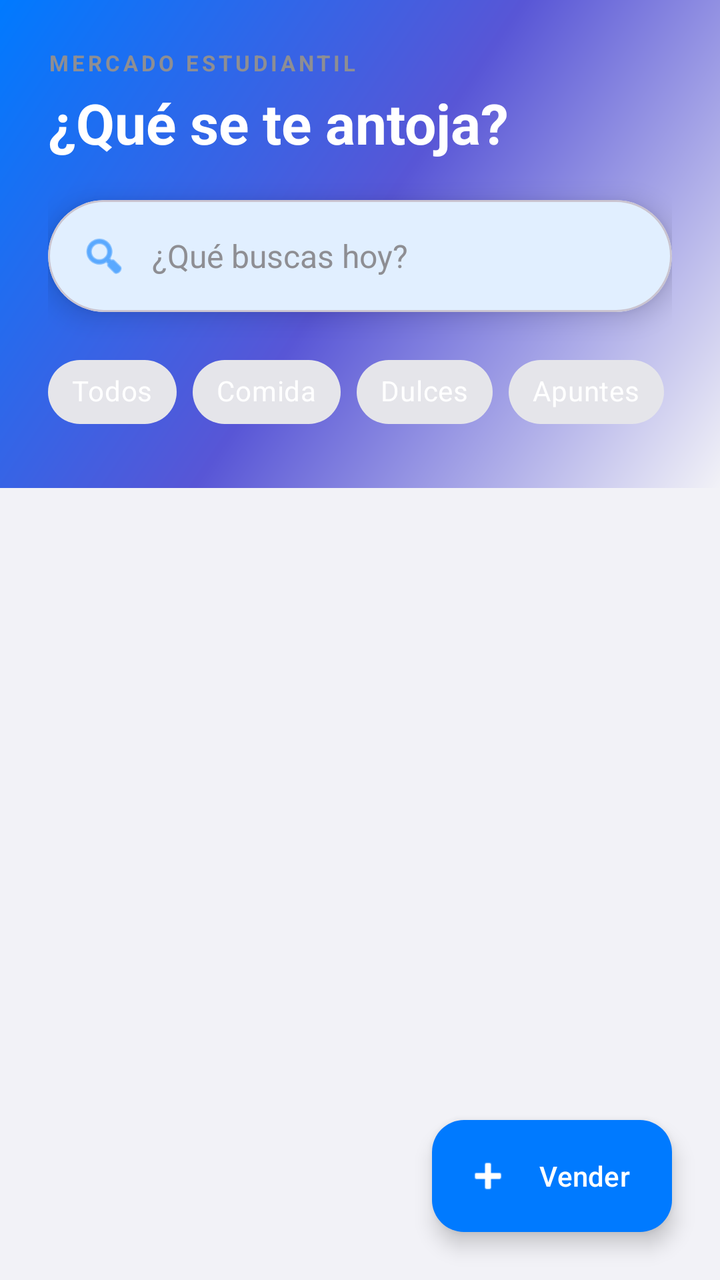
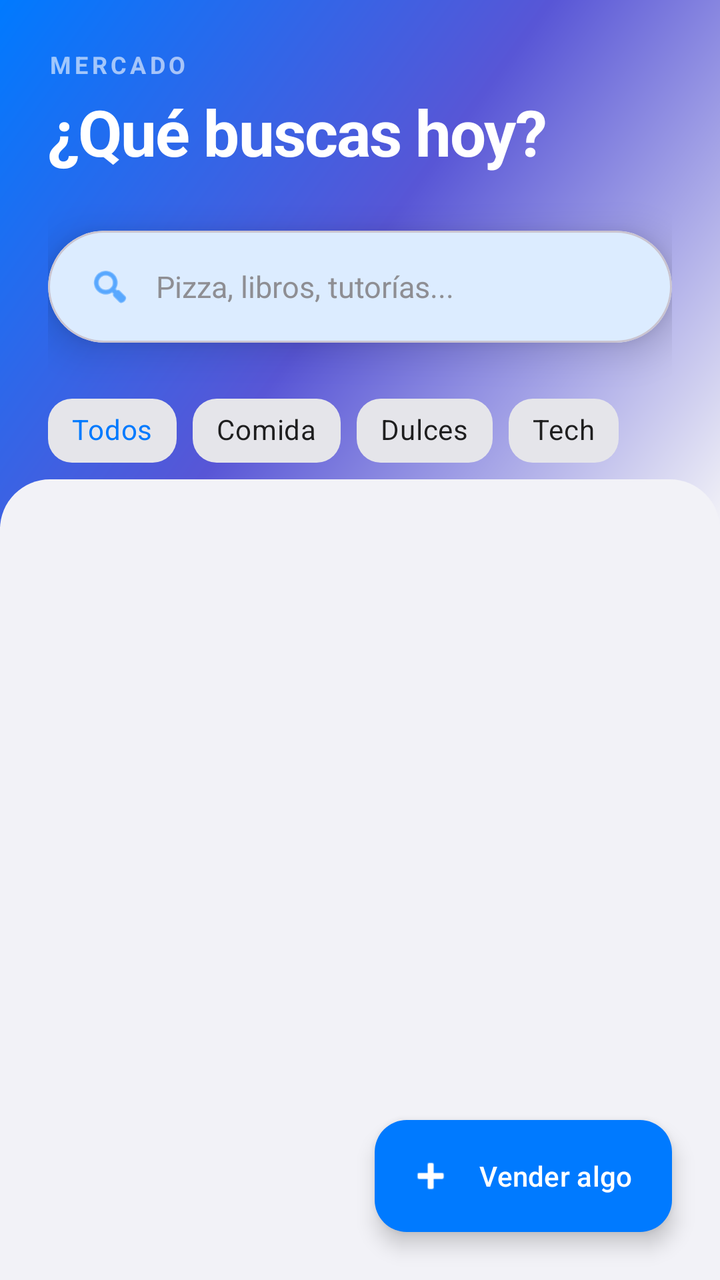

An Android layout rendered at two revisions. The XML below is the earlier revision; the diff shows what the commit changed to produce the second picture.
<!-- AndroidManifest.xml: application theme Theme.ActividadMenu -->
<!-- res/layout/fragment_compraventa.xml -->
<?xml version="1.0" encoding="utf-8"?>
<androidx.coordinatorlayout.widget.CoordinatorLayout xmlns:android="http://schemas.android.com/apk/res/android"
    xmlns:app="http://schemas.android.com/apk/res-auto"
    xmlns:tools="http://schemas.android.com/tools"
    android:layout_width="match_parent"
    android:layout_height="match_parent"
    android:background="@color/background">

    <com.google.android.material.appbar.AppBarLayout
        android:layout_width="match_parent"
        android:layout_height="wrap_content"
        android:background="@android:color/transparent"
        app:elevation="0dp">

        <com.google.android.material.appbar.CollapsingToolbarLayout
            android:layout_width="match_parent"
            android:layout_height="wrap_content"
            app:layout_scrollFlags="scroll|exitUntilCollapsed">

            <LinearLayout
                android:layout_width="match_parent"
                android:layout_height="wrap_content"
                android:background="@drawable/header_gradient"
                android:orientation="vertical"
                android:padding="24dp"
                android:paddingTop="64dp"
                android:paddingBottom="24dp">

                <TextView
                    android:layout_width="wrap_content"
                    android:layout_height="wrap_content"
                    android:text="MERCADO ESTUDIANTIL"
                    android:textColor="@color/text_hint"
                    android:textSize="11sp"
                    android:textStyle="bold"
                    android:letterSpacing="0.15" />

                <TextView
                    android:layout_width="wrap_content"
                    android:layout_height="wrap_content"
                    android:text="¿Qué se te antoja?"
                    android:textColor="@color/white"
                    android:textSize="28sp"
                    android:textStyle="bold"
                    android:layout_marginTop="4dp" />

                <com.google.android.material.card.MaterialCardView
                    android:layout_width="match_parent"
                    android:layout_height="56dp"
                    android:layout_marginTop="20dp"
                    app:cardCornerRadius="28dp"
                    app:cardElevation="8dp"
                    app:cardBackgroundColor="@color/surface">

                    <LinearLayout
                        android:layout_width="match_parent"
                        android:layout_height="match_parent"
                        android:gravity="center_vertical"
                        android:paddingHorizontal="16dp">

                        <ImageView
                            android:layout_width="24dp"
                            android:layout_height="24dp"
                            android:src="@android:drawable/ic_menu_search"
                            app:tint="@color/primary" />

                        <EditText
                            android:id="@+id/etSearchCV"
                            android:layout_width="match_parent"
                            android:layout_height="match_parent"
                            android:background="@android:color/transparent"
                            android:hint="¿Qué buscas hoy?"
                            android:paddingHorizontal="12dp"
                            android:textColor="@color/text_primary"
                            android:textColorHint="@color/text_hint"
                            android:textSize="16sp"
                            android:maxLines="1"
                            android:inputType="text" />
                    </LinearLayout>
                </com.google.android.material.card.MaterialCardView>

                <HorizontalScrollView
                    android:layout_width="match_parent"
                    android:layout_height="wrap_content"
                    android:layout_marginTop="16dp"
                    android:scrollbars="none">

                    <com.google.android.material.chip.ChipGroup
                        android:id="@+id/chipGroupCategorias"
                        android:layout_width="wrap_content"
                        android:layout_height="wrap_content"
                        app:singleSelection="true"
                        app:selectionRequired="true">

                        <com.google.android.material.chip.Chip
                            android:id="@+id/chipTodos"
                            style="@style/Widget.MaterialComponents.Chip.Choice"
                            android:layout_width="wrap_content"
                            android:layout_height="wrap_content"
                            android:text="Todos"
                            android:checked="true"
                            android:textColor="@color/white"
                            app:chipBackgroundColor="@color/surface_variant"
                            app:chipStrokeWidth="0dp" />

                        <com.google.android.material.chip.Chip
                            android:id="@+id/chipComida"
                            style="@style/Widget.MaterialComponents.Chip.Choice"
                            android:layout_width="wrap_content"
                            android:layout_height="wrap_content"
                            android:text="Comida"
                            android:textColor="@color/white"
                            app:chipBackgroundColor="@color/surface_variant"
                            app:chipStrokeWidth="0dp" />

                        <com.google.android.material.chip.Chip
                            android:id="@+id/chipDulces"
                            style="@style/Widget.MaterialComponents.Chip.Choice"
                            android:layout_width="wrap_content"
                            android:layout_height="wrap_content"
                            android:text="Dulces"
                            android:textColor="@color/white"
                            app:chipBackgroundColor="@color/surface_variant"
                            app:chipStrokeWidth="0dp" />

                        <com.google.android.material.chip.Chip
                            android:id="@+id/chipApuntes"
                            style="@style/Widget.MaterialComponents.Chip.Choice"
                            android:layout_width="wrap_content"
                            android:layout_height="wrap_content"
                            android:text="Apuntes"
                            android:textColor="@color/white"
                            app:chipBackgroundColor="@color/surface_variant"
                            app:chipStrokeWidth="0dp" />

                        <com.google.android.material.chip.Chip
                            android:id="@+id/chipLibros"
                            style="@style/Widget.MaterialComponents.Chip.Choice"
                            android:layout_width="wrap_content"
                            android:layout_height="wrap_content"
                            android:text="Libros"
                            android:textColor="@color/white"
                            app:chipBackgroundColor="@color/surface_variant"
                            app:chipStrokeWidth="0dp" />

                        <com.google.android.material.chip.Chip
                            android:id="@+id/chipElectronicos"
                            style="@style/Widget.MaterialComponents.Chip.Choice"
                            android:layout_width="wrap_content"
                            android:layout_height="wrap_content"
                            android:text="Electrónicos"
                            android:textColor="@color/white"
                            app:chipBackgroundColor="@color/surface_variant"
                            app:chipStrokeWidth="0dp" />

                        <com.google.android.material.chip.Chip
                            android:id="@+id/chipAccesorios"
                            style="@style/Widget.MaterialComponents.Chip.Choice"
                            android:layout_width="wrap_content"
                            android:layout_height="wrap_content"
                            android:text="Accesorios"
                            android:textColor="@color/white"
                            app:chipBackgroundColor="@color/surface_variant"
                            app:chipStrokeWidth="0dp" />

                    </com.google.android.material.chip.ChipGroup>
                </HorizontalScrollView>

            </LinearLayout>
        </com.google.android.material.appbar.CollapsingToolbarLayout>
    </com.google.android.material.appbar.AppBarLayout>

    <androidx.recyclerview.widget.RecyclerView
        android:id="@+id/rvProductosCV"
        android:layout_width="match_parent"
        android:layout_height="match_parent"
        android:clipToPadding="false"
        android:paddingTop="12dp"
        android:paddingBottom="100dp"
        android:layout_marginTop="-20dp"
        app:layout_behavior="@string/appbar_scrolling_view_behavior" />

    <LinearLayout
        android:id="@+id/layoutEmptyCV"
        android:layout_width="wrap_content"
        android:layout_height="wrap_content"
        android:layout_gravity="center"
        android:gravity="center"
        android:orientation="vertical"
        android:visibility="gone">

        <ImageView
            android:layout_width="120dp"
            android:layout_height="120dp"
            android:src="@android:drawable/ic_menu_search"
            app:tint="@color/primary"
            android:alpha="0.5" />

        <TextView
            android:layout_width="wrap_content"
            android:layout_height="wrap_content"
            android:layout_marginTop="16dp"
            android:text="No encontramos lo que buscas"
            android:textColor="@color/text_secondary"
            android:textSize="18sp"
            android:textStyle="bold" />

        <TextView
            android:layout_width="wrap_content"
            android:layout_height="wrap_content"
            android:layout_marginTop="8dp"
            android:text="Intenta con otra categoría o palabra"
            android:textColor="@color/text_hint"
            android:textSize="14sp" />
    </LinearLayout>

    <com.google.android.material.floatingactionbutton.ExtendedFloatingActionButton
        android:id="@+id/fabVender"
        android:layout_width="wrap_content"
        android:layout_height="wrap_content"
        android:layout_gravity="bottom|end"
        android:layout_margin="24dp"
        android:text="Vender"
        android:textColor="@color/white"
        app:icon="@android:drawable/ic_input_add"
        app:iconTint="@color/white"
        app:backgroundTint="@color/primary" />

</androidx.coordinatorlayout.widget.CoordinatorLayout>
<!-- resources referenced by this layout -->
<resources>
  <color name="background">#F2F2F7</color>
  <color name="primary">#007AFF</color>
  <color name="surface">#FFFFFF</color>
  <color name="surface_variant">#E5E5EA</color>
  <color name="text_hint">#8E8E93</color>
  <color name="text_primary">#000000</color>
  <color name="text_secondary">#3A3A3C</color>
  <color name="white">#FFFFFFFF</color>
  <!-- drawable header_gradient (drawable) -->
  <?xml version="1.0" encoding="utf-8"?>
  <shape xmlns:android="http://schemas.android.com/apk/res/android">
      <gradient
          android:angle="315"
          android:startColor="@color/grad_start"
          android:centerColor="@color/grad_center"
          android:endColor="@color/grad_end"
          android:type="linear" />
  </shape>
  <style name="Theme.ActividadMenu" parent="Base.Theme.ActividadMenu" />
  <color name="grad_start">#007AFF</color>
  <color name="grad_center">#5856D6</color>
  <color name="grad_end">#F2F2F7</color>
  <style name="Base.Theme.ActividadMenu" parent="Theme.Material3.DayNight.NoActionBar">
          <item name="colorPrimary">@color/primary</item>
          <item name="colorPrimaryDark">@color/primary_dark</item>
          <item name="colorOnPrimary">@color/text_on_primary</item>
          
          
          <item name="colorSurface">@color/surface</item>
          <item name="colorSurfaceVariant">@color/surface_variant</item>
          <item name="colorOnSurface">@color/text_primary</item>
          <item name="colorOnSurfaceVariant">@color/text_secondary</item>
          <item name="colorOutline">@color/divider</item>
  
          <item name="android:statusBarColor">@color/primary</item>
          <item name="android:windowLightStatusBar">true</item>
          <item name="android:navigationBarColor">@color/background</item>
      </style>
  <color name="primary_dark">#0056B3</color>
  <color name="text_on_primary">#FFFFFF</color>
  <color name="divider">#C6C6C8</color>
</resources>

<!-- the commit's change to res/layout/fragment_compraventa.xml (unified diff, before → after) -->
@@ -23,44 +23,47 @@
                 android:background="@drawable/header_gradient"
                 android:orientation="vertical"
                 android:padding="24dp"
-                android:paddingTop="64dp"
-                android:paddingBottom="24dp">
+                android:paddingTop="60dp"
+                android:paddingBottom="40dp">
 
                 <TextView
                     android:layout_width="wrap_content"
                     android:layout_height="wrap_content"
-                    android:text="MERCADO ESTUDIANTIL"
-                    android:textColor="@color/text_hint"
-                    android:textSize="11sp"
+                    android:text="MERCADO"
+                    android:textColor="@color/white"
+                    android:alpha="0.6"
+                    android:textSize="12sp"
                     android:textStyle="bold"
                     android:letterSpacing="0.15" />
 
                 <TextView
                     android:layout_width="wrap_content"
                     android:layout_height="wrap_content"
-                    android:text="¿Qué se te antoja?"
+                    android:text="¿Qué buscas hoy?"
                     android:textColor="@color/white"
-                    android:textSize="28sp"
+                    android:textSize="32sp"
                     android:textStyle="bold"
-                    android:layout_marginTop="4dp" />
-
+                    android:layout_marginTop="4dp"
+                    android:letterSpacing="-0.02" />
+
+                
                 <com.google.android.material.card.MaterialCardView
                     android:layout_width="match_parent"
                     android:layout_height="56dp"
-                    android:layout_marginTop="20dp"
+                    android:layout_marginTop="28dp"
                     app:cardCornerRadius="28dp"
-                    app:cardElevation="8dp"
+                    app:cardElevation="12dp"
                     app:cardBackgroundColor="@color/surface">
 
                     <LinearLayout
                         android:layout_width="match_parent"
                         android:layout_height="match_parent"
                         android:gravity="center_vertical"
-                        android:paddingHorizontal="16dp">
+                        android:paddingHorizontal="20dp">
 
                         <ImageView
-                            android:layout_width="24dp"
-                            android:layout_height="24dp"
+                            android:layout_width="22dp"
+                            android:layout_height="22dp"
                             android:src="@android:drawable/ic_menu_search"
                             app:tint="@color/primary" />
 
@@ -69,11 +72,11 @@
                             android:layout_width="match_parent"
                             android:layout_height="match_parent"
                             android:background="@android:color/transparent"
-                            android:hint="¿Qué buscas hoy?"
+                            android:hint="Pizza, libros, tutorías..."
                             android:paddingHorizontal="12dp"
                             android:textColor="@color/text_primary"
                             android:textColorHint="@color/text_hint"
-                            android:textSize="16sp"
+                            android:textSize="15sp"
                             android:maxLines="1"
                             android:inputType="text" />
                     </LinearLayout>
@@ -82,7 +85,7 @@
                 <HorizontalScrollView
                     android:layout_width="match_parent"
                     android:layout_height="wrap_content"
-                    android:layout_marginTop="16dp"
+                    android:layout_marginTop="20dp"
                     android:scrollbars="none">
 
                     <com.google.android.material.chip.ChipGroup
@@ -99,9 +102,8 @@
                             android:layout_height="wrap_content"
                             android:text="Todos"
                             android:checked="true"
-                            android:textColor="@color/white"
-                            app:chipBackgroundColor="@color/surface_variant"
-                            app:chipStrokeWidth="0dp" />
+                            app:chipCornerRadius="12dp"
+                            app:chipBackgroundColor="@color/surface_variant" />
 
                         <com.google.android.material.chip.Chip
                             android:id="@+id/chipComida"
@@ -109,9 +111,8 @@
                             android:layout_width="wrap_content"
                             android:layout_height="wrap_content"
                             android:text="Comida"
-                            android:textColor="@color/white"
-                            app:chipBackgroundColor="@color/surface_variant"
-                            app:chipStrokeWidth="0dp" />
+                            app:chipCornerRadius="12dp"
+                            app:chipBackgroundColor="@color/surface_variant" />
 
                         <com.google.android.material.chip.Chip
                             android:id="@+id/chipDulces"
@@ -119,49 +120,17 @@
                             android:layout_width="wrap_content"
                             android:layout_height="wrap_content"
                             android:text="Dulces"
-                            android:textColor="@color/white"
-                            app:chipBackgroundColor="@color/surface_variant"
-                            app:chipStrokeWidth="0dp" />
-
-                        <com.google.android.material.chip.Chip
-                            android:id="@+id/chipApuntes"
-                            style="@style/Widget.MaterialComponents.Chip.Choice"
-                            android:layout_width="wrap_content"
-                            android:layout_height="wrap_content"
-                            android:text="Apuntes"
-                            android:textColor="@color/white"
-                            app:chipBackgroundColor="@color/surface_variant"
-                            app:chipStrokeWidth="0dp" />
-
-                        <com.google.android.material.chip.Chip
-                            android:id="@+id/chipLibros"
-                            style="@style/Widget.MaterialComponents.Chip.Choice"
-                            android:layout_width="wrap_content"
-                            android:layout_height="wrap_content"
-                            android:text="Libros"
-                            android:textColor="@color/white"
-                            app:chipBackgroundColor="@color/surface_variant"
-                            app:chipStrokeWidth="0dp" />
+                            app:chipCornerRadius="12dp"
+                            app:chipBackgroundColor="@color/surface_variant" />
 
                         <com.google.android.material.chip.Chip
                             android:id="@+id/chipElectronicos"
                             style="@style/Widget.MaterialComponents.Chip.Choice"
                             android:layout_width="wrap_content"
                             android:layout_height="wrap_content"
-                            android:text="Electrónicos"
-                            android:textColor="@color/white"
-                            app:chipBackgroundColor="@color/surface_variant"
-                            app:chipStrokeWidth="0dp" />
-
-                        <com.google.android.material.chip.Chip
-                            android:id="@+id/chipAccesorios"
-                            style="@style/Widget.MaterialComponents.Chip.Choice"
-                            android:layout_width="wrap_content"
-                            android:layout_height="wrap_content"
-                            android:text="Accesorios"
-                            android:textColor="@color/white"
-                            app:chipBackgroundColor="@color/surface_variant"
-                            app:chipStrokeWidth="0dp" />
+                            android:text="Tech"
+                            app:chipCornerRadius="12dp"
+                            app:chipBackgroundColor="@color/surface_variant" />
 
                     </com.google.android.material.chip.ChipGroup>
                 </HorizontalScrollView>
@@ -175,43 +144,47 @@
         android:layout_width="match_parent"
         android:layout_height="match_parent"
         android:clipToPadding="false"
-        android:paddingTop="12dp"
+        android:paddingTop="20dp"
         android:paddingBottom="100dp"
-        android:layout_marginTop="-20dp"
+        android:layout_marginTop="-24dp"
+        android:background="@drawable/search_bg"
+        android:backgroundTint="@color/background"
         app:layout_behavior="@string/appbar_scrolling_view_behavior" />
 
     <LinearLayout
         android:id="@+id/layoutEmptyCV"
-        android:layout_width="wrap_content"
+        android:layout_width="match_parent"
         android:layout_height="wrap_content"
         android:layout_gravity="center"
         android:gravity="center"
         android:orientation="vertical"
+        android:padding="40dp"
         android:visibility="gone">
 
         <ImageView
-            android:layout_width="120dp"
-            android:layout_height="120dp"
+            android:layout_width="140dp"
+            android:layout_height="140dp"
             android:src="@android:drawable/ic_menu_search"
             app:tint="@color/primary"
-            android:alpha="0.5" />
+            android:alpha="0.2" />
 
         <TextView
             android:layout_width="wrap_content"
             android:layout_height="wrap_content"
-            android:layout_marginTop="16dp"
-            android:text="No encontramos lo que buscas"
-            android:textColor="@color/text_secondary"
-            android:textSize="18sp"
+            android:layout_marginTop="20dp"
+            android:text="Nada por aquí todavía"
+            android:textColor="@color/text_primary"
+            android:textSize="20sp"
             android:textStyle="bold" />
 
         <TextView
             android:layout_width="wrap_content"
             android:layout_height="wrap_content"
             android:layout_marginTop="8dp"
-            android:text="Intenta con otra categoría o palabra"
+            android:text="Sé el primero en vender algo épico"
             android:textColor="@color/text_hint"
-            android:textSize="14sp" />
+            android:textSize="14sp"
+            android:gravity="center" />
     </LinearLayout>
 
     <com.google.android.material.floatingactionbutton.ExtendedFloatingActionButton
@@ -220,10 +193,12 @@
         android:layout_height="wrap_content"
         android:layout_gravity="bottom|end"
         android:layout_margin="24dp"
-        android:text="Vender"
+        android:text="Vender algo"
         android:textColor="@color/white"
         app:icon="@android:drawable/ic_input_add"
         app:iconTint="@color/white"
-        app:backgroundTint="@color/primary" />
+        app:backgroundTint="@color/primary"
+        app:elevation="8dp"
+        app:cornerRadius="20dp" />
 
 </androidx.coordinatorlayout.widget.CoordinatorLayout>
<!-- resource entries referenced after the edit -->
@@ -18,6 +18,13 @@
           android:endColor="@color/grad_end"
           android:type="linear" />
   </shape>
+  <!-- drawable search_bg (drawable) -->
+  <?xml version="1.0" encoding="utf-8"?>
+  <shape xmlns:android="http://schemas.android.com/apk/res/android">
+      <solid android:color="@color/white" />
+      <corners android:radius="25dp" />
+      <padding android:left="16dp" android:right="16dp" />
+  </shape>
   <style name="Theme.ActividadMenu" parent="Base.Theme.ActividadMenu" />
   <color name="grad_start">#007AFF</color>
   <color name="grad_center">#5856D6</color>
@@ -26,14 +33,11 @@
           <item name="colorPrimary">@color/primary</item>
           <item name="colorPrimaryDark">@color/primary_dark</item>
           <item name="colorOnPrimary">@color/text_on_primary</item>
-          
-          
           <item name="colorSurface">@color/surface</item>
           <item name="colorSurfaceVariant">@color/surface_variant</item>
           <item name="colorOnSurface">@color/text_primary</item>
           <item name="colorOnSurfaceVariant">@color/text_secondary</item>
           <item name="colorOutline">@color/divider</item>
-  
           <item name="android:statusBarColor">@color/primary</item>
           <item name="android:windowLightStatusBar">true</item>
           <item name="android:navigationBarColor">@color/background</item>
